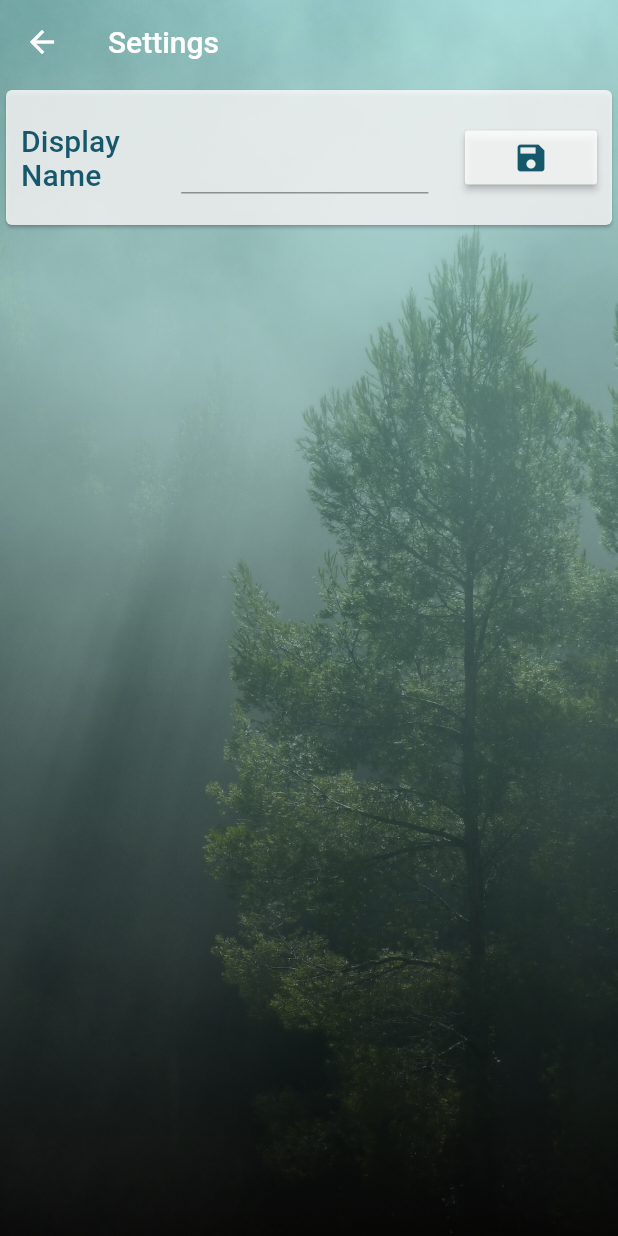
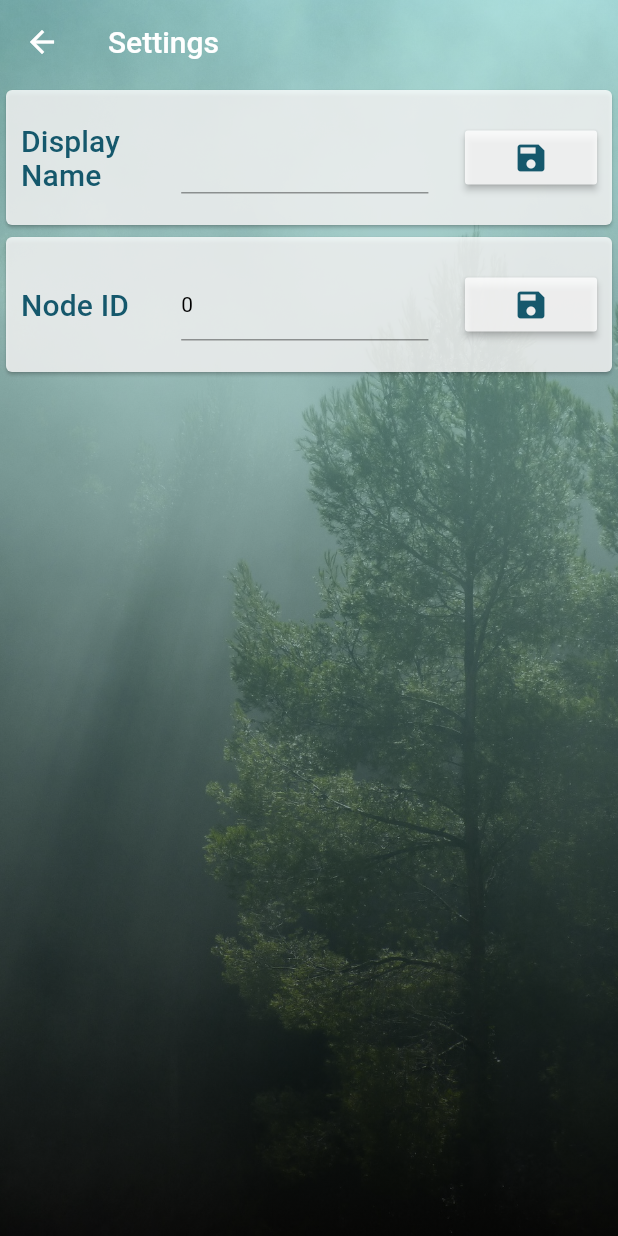
Before and after one commit to chirpnets/chirp-nets-mobile, a Flutter app: the screen it shows after launch, after a tap on the "settings" icon, on a phone screen of 412 x 824 dp. Run offline on Flutter 3.47's test engine with Material 2 defaults, Android fonts, the phone set to English and light mode, and no system bars; our stand-ins replace flutter_blue, flutter_compass, flutter_local_notifications, fluttertoast, location, rxdart and 1 more; accounts and stored records are empty.

Commit message:
adding nodeId

```diff
--- a/lib/models/user.dart
+++ b/lib/models/user.dart
@@ -3,6 +3,7 @@ import 'package:chirp_nets/models/model.dart';
 class User implements Model {
   final int id;
   final String name;
+  final int nodeId;
   final bool isCurrentUser;
   final String longitude;
   final String latitude;
@@ -11,6 +12,7 @@ class User implements Model {
   User({
     this.id,
     this.name,
+    this.nodeId,
     this.isCurrentUser = false,
     this.longitude,
     this.latitude,
@@ -20,6 +22,7 @@ class User implements Model {
   Map<String, dynamic> toMap() {
     return {
       'name': name,
+      'nodeId': nodeId,
       'isCurrentUser': isCurrentUser ? 1 : 0,
       'longitude': longitude,
       'latitude': latitude,
--- a/lib/providers/messages.dart
+++ b/lib/providers/messages.dart
@@ -110,7 +110,8 @@ class Messages with ChangeNotifier {
     // if (!validateChecksum(checksum, recievedMessage)) {
     //   debugPrint('Checksum incorrect');
     // }
-    User user = await users.getOrCreate(name: 'Becky');
+    // Here we should check the nodeId in the packet and set accordingly
+    User user = await users.getOrCreate(name: 'Becky', nodeId: 1);
     String parsedMessage = parseMessage(recievedMessage);
     print(parsedMessage);
     if (parsedMessage != '') {
--- a/lib/providers/users.dart
+++ b/lib/providers/users.dart
@@ -14,14 +14,15 @@ class Users with ChangeNotifier {
     return {..._users};
   }
 
-  Future<int> addUser(String name, {bool isCurrentUser = false}) async {
-    User user = User(name: name, isCurrentUser: isCurrentUser);
+  Future<int> addUser({String name, int nodeId, bool isCurrentUser = false}) async {
+    User user = User(name: name, nodeId: nodeId != null ? nodeId : 0, isCurrentUser: isCurrentUser);
     int id = await create(table: 'users', object: user);
     _users.putIfAbsent(
       id,
       () => User(
         id: id,
         name: name,
+        nodeId: nodeId,
         isCurrentUser: isCurrentUser,
       ),
     );
@@ -44,7 +45,7 @@ class Users with ChangeNotifier {
       );
     }
     if (_currentUser == null) {
-      addUser('', isCurrentUser: true).then((id) {
+      addUser(name: '', nodeId: 0, isCurrentUser: true).then((id) {
         _users.putIfAbsent(
           id,
           () => User(
@@ -57,12 +58,17 @@ class Users with ChangeNotifier {
     notifyListeners();
   }
 
-  void updateUser(int id, String name) {
+  void updateUser(int id, {String name, int nodeId}) {
+    print("in updateUser, NAME:");
+    print(name);
+    print("in updateUser, nodeId:");
+    print(nodeId);
     _users.update(
       id,
       (oldUser) => User(
         id: oldUser.id,
-        name: name,
+        name: name != null ? name : oldUser.name,
+        nodeId: nodeId != null ? nodeId : oldUser.nodeId,
         isCurrentUser: oldUser.isCurrentUser,
       ),
     );
@@ -89,6 +95,7 @@ class Users with ChangeNotifier {
       (oldUser) => User(
         id: oldUser.id,
         name: oldUser.name,
+        nodeId: oldUser.nodeId,
         isCurrentUser: oldUser.isCurrentUser,
         latitude: latitude.toString(),
         longitude: longitude.toString(),
@@ -119,10 +126,10 @@ class Users with ChangeNotifier {
     return user;
   }
 
-  Future<User> getOrCreate({String name}) async {
+  Future<User> getOrCreate({String name, int nodeId}) async {
     User user = _users.values.firstWhere((user) => user.name == name, orElse: () => User(name: name));
     if (user.id == null) {
-      int id = await addUser(name);
+      int id = await addUser(name:name, nodeId:nodeId);
       return getUser(id: id);
     }
     return user;
--- a/lib/screens/settings_screen.dart
+++ b/lib/screens/settings_screen.dart
@@ -10,8 +10,8 @@ import 'package:fluttertoast/fluttertoast.dart';
 class SettingsScreen extends StatelessWidget {
   static const routeName = '/settings';
 
-  void editUser(name, Users userData, User currentUser, ctx) {
-    userData.updateUser(currentUser.id, name);
+  void editUser(Users userData, User currentUser, ctx, {String name, int nodeId} ) {
+    userData.updateUser(currentUser.id, name:name, nodeId:nodeId);
     Fluttertoast.showToast(
       msg: 'Saved ✓',
       toastLength: Toast.LENGTH_SHORT,
@@ -23,11 +23,20 @@ class SettingsScreen extends StatelessWidget {
     );
   }
 
+  void editName(String value, Users userData, User currentUser, ctx) {
+    editUser(userData, currentUser, ctx, name:value);
+  }
+
+  void editNodeId(String value, Users userData, User currentUser, ctx) {
+    editUser(userData, currentUser, ctx, nodeId: int.parse(value));
+  }
+
   @override
   Widget build(BuildContext context) {
     Users userData = Provider.of<Users>(context);
     User currentUser = userData.currentUser;
     var name = currentUser == null ? '' : currentUser.name;
+    var nodeId = currentUser.nodeId;
     return Scaffold(
       appBar: AppBar(
         elevation: 0.0,
@@ -40,13 +49,24 @@ class SettingsScreen extends StatelessWidget {
       ),
       body: ListView(
         children: [
+          // Name change setting
           SettingWidget(
             child: TextSettingWidget(
               title: displayNamePrompt,
               value: name,
               provider: userData,
               object: currentUser,
-              callback: editUser,
+              callback: editName,
+            ),
+          ),
+          // NodeID change setting
+          SettingWidget(
+            child: TextSettingWidget(
+              title: nodeIdNamePrompt,
+              value: nodeId.toString(),
+              provider: userData,
+              object: currentUser,
+              callback: editNodeId,
             ),
           ),
         ],
--- a/lib/utils/database.dart
+++ b/lib/utils/database.dart
@@ -17,6 +17,9 @@ final Map<int, List<String>> migrations = {
   ],
   2: [
     "ALTER TABLE conversations ADD COLUMN networkId INTEGER;",
+  ],
+  3: [
+    "ALTER TABLE users ADD COLUMN nodeId INTEGER;",
   ]
 };
 
@@ -37,7 +40,7 @@ Future<Database> getDatabase() async {
       }
       await batch.commit();
     },
-    version: 2,
+    version: 3,
   );
   return database;
 }
@@ -92,6 +95,7 @@ Future<List<User>> getUsers({where, whereArgs}) async {
     return User(
       id: maps[i]['id'],
       name: maps[i]['name'],
+      nodeId: maps[i]['nodeId'],
       isCurrentUser: maps[i]['isCurrentUser'] > 0 ? true : false,
       latitude: maps[i]['latitude'],
       longitude: maps[i]['longitude'],
--- a/lib/utils/text.dart
+++ b/lib/utils/text.dart
@@ -3,6 +3,8 @@ const String messagePrompt = 'Say something nice...';
 const String groupPrompt = 'Enter group name...';
 
 const String networkPrompt = 'Enter Network ID...';
+
+const String nodePrompt = 'Enter Node ID...';
 
 const String namePrompt = 'Enter your name...';
 
@@ -19,6 +21,8 @@ const String compassTitle = 'Relative Locations';
 const String yourLocationText = 'Your Location';
 
 const String displayNamePrompt = 'Display Name';
+
+const String nodeIdNamePrompt = "Node ID";
 
 const String deviceTitle = 'Device';
 
--- a/lib/widgets/settings/text_setting_widget.dart
+++ b/lib/widgets/settings/text_setting_widget.dart
@@ -1,10 +1,10 @@
 import 'package:flutter/material.dart';
 
-class TextSettingWidget extends StatelessWidget {
+class TextSettingWidget extends StatefulWidget {
   final String title;
   final Function callback;
   final String value;
-  final TextEditingController controller = TextEditingController();
+  // final TextEditingController controller = TextEditingController();
   final provider;
   final object;
 
@@ -12,24 +12,46 @@ class TextSettingWidget extends StatelessWidget {
       {this.title, this.callback, this.value, this.provider, this.object});
 
   @override
+  TextSettingWidgetState createState() {
+    return TextSettingWidgetState();
+  }
+}
+
+class TextSettingWidgetState extends State<TextSettingWidget> {
+  final _formKey = GlobalKey<FormState>();
+  final Map<String, dynamic> formData = {'value': null};
+
+  @override
   Widget build(BuildContext context) {
-    controller.text = value;
-    return Row(
+    // controller.text = value;
+    return Form(
+      key: _formKey,
+      child: Row(
       mainAxisAlignment: MainAxisAlignment.spaceBetween,
       children: [
         Container(
           width: MediaQuery.of(context).size.width * 0.2,
           child: Text(
-            this.title,
+            widget.title,
             style: Theme.of(context).textTheme.subtitle,
           ),
         ),
         Container(
           width: MediaQuery.of(context).size.width * 0.4,
-          child: TextField(
+          child: TextFormField(
+            initialValue: widget.value,
+            validator: (value) {
+              if (value.isEmpty) {
+                return 'Cannot be empty';
+              }
+              return null;
+            },
+            onSaved: (String value) {
+              formData['value'] = value;
+            },
             style: Theme.of(context).textTheme.body1,
             textCapitalization: TextCapitalization.words,
-            controller: controller,
+            // controller: controller,
           ),
         ),
         RaisedButton(
@@ -38,8 +60,15 @@ class TextSettingWidget extends StatelessWidget {
               Icons.save,
               color: Theme.of(context).highlightColor,
             ),
-            onPressed: () => callback(controller.text, provider, object, context))
+            onPressed: () => {
+              if (_formKey.currentState.validate()) {
+                _formKey.currentState.save(),
+                widget.callback(formData['value'], widget.provider, widget.object, context)
+              }
+            }
+            )
       ],
+    )
     );
   }
 }
```
Also changed, not shown: lib/widgets/users/add_first_user_widget.dart (+29 -2 lines), 3 other files.
